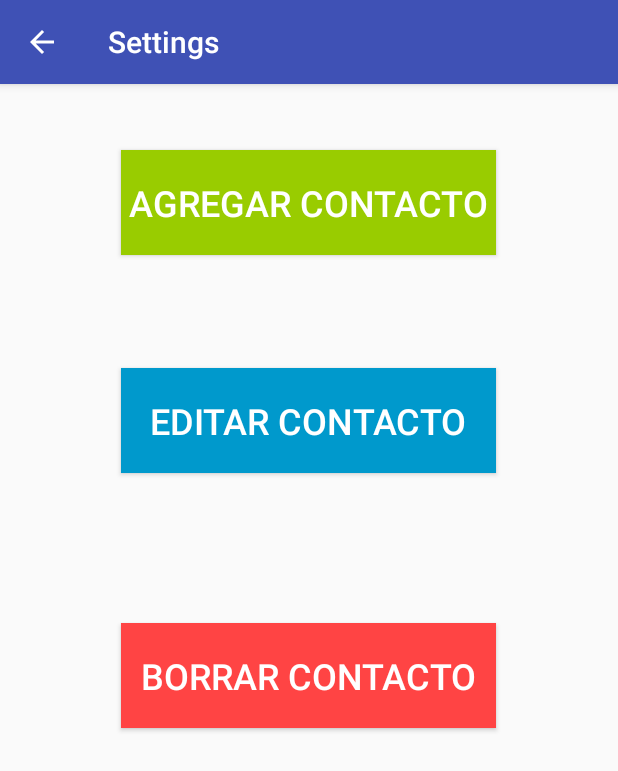
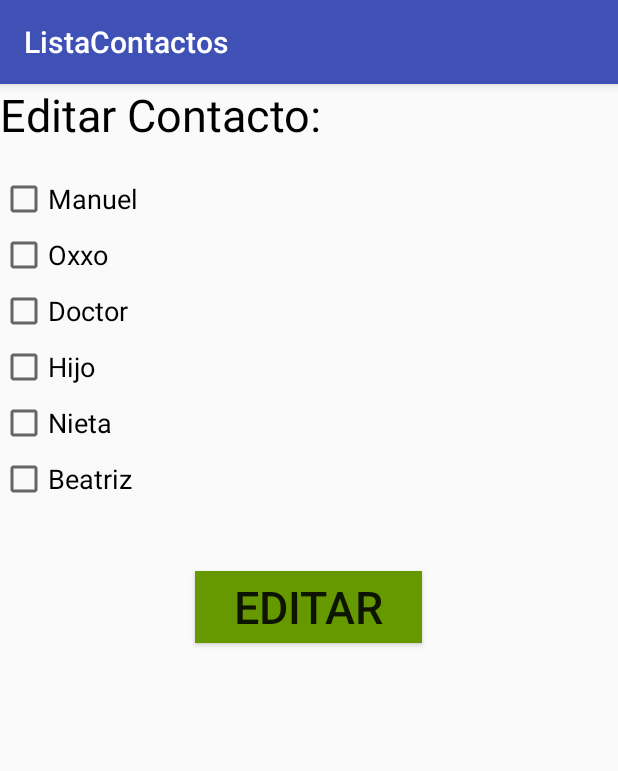
Before and after one commit to hectorortiz96/ListaContactos, an Android app: the SettingsActivity screen opened directly, with no data from a screen before it, after a tap on "EDITAR CONTACTO", on a phone screen of 412 x 824 dp. Shown: the top 771 px of the screen. Run offline under Robolectric (Android 15) with nearby library versions, the phone set to English and light mode, and no system bars.

Commit message:
Agregue la activity editar.

```diff
--- a/app/src/main/AndroidManifest.xml
+++ b/app/src/main/AndroidManifest.xml
@@ -29,7 +29,8 @@
         </activity>
         <activity android:name=".PermisosActivity" />
         <activity android:name=".AgregarActivity" />
-        <activity android:name=".EliminarActivity"></activity>
+        <activity android:name=".EliminarActivity" />
+        <activity android:name=".EditarActivity"></activity>
     </application>
 
 </manifest>
--- /dev/null
+++ b/app/src/main/java/itesm/mx/listacontactos/EditarActivity.java
@@ -0,0 +1,13 @@
+package itesm.mx.listacontactos;
+
+import android.support.v7.app.AppCompatActivity;
+import android.os.Bundle;
+
+public class EditarActivity extends AppCompatActivity {
+
+    @Override
+    protected void onCreate(Bundle savedInstanceState) {
+        super.onCreate(savedInstanceState);
+        setContentView(R.layout.activity_editar);
+    }
+}
--- a/app/src/main/java/itesm/mx/listacontactos/SettingsActivity.java
+++ b/app/src/main/java/itesm/mx/listacontactos/SettingsActivity.java
@@ -61,8 +61,8 @@ public class SettingsActivity extends AppCompatActivity implements View.OnClickL
             startActivityForResult(intent, REQUEST_BORRAR);
         }
         else if (v.getId() == R.id.buttonEdit){
-
-
+            Intent intent = new Intent(this, EditarActivity.class);
+            startActivityForResult(intent,REQUEST_MODIFICAR);
         }
 
     }
--- /dev/null
+++ b/app/src/main/res/layout/activity_editar.xml
@@ -0,0 +1,76 @@
+<?xml version="1.0" encoding="utf-8"?>
+<LinearLayout xmlns:android="http://schemas.android.com/apk/res/android"
+    xmlns:app="http://schemas.android.com/apk/res-auto"
+    xmlns:tools="http://schemas.android.com/tools"
+    android:orientation="vertical"
+    android:layout_width="match_parent"
+    android:layout_height="match_parent"
+    tools:context="itesm.mx.listacontactos.EditarActivity">
+
+    <TextView
+        android:id="@+id/textt_editar"
+        android:layout_width="wrap_content"
+        android:layout_height="wrap_content"
+        android:text="Editar Contacto:"
+        android:textSize="30dp"
+        android:textColor="@android:color/background_dark" />
+
+    <CheckBox
+        android:layout_width="wrap_content"
+        android:layout_height="wrap_content"
+        android:text="Manuel"
+        android:textSize="18dp"
+        android:layout_marginTop="20dp"
+        />
+
+    <CheckBox
+        android:layout_width="wrap_content"
+        android:layout_height="wrap_content"
+        android:text="Oxxo"
+        android:textSize="18dp"
+        android:layout_marginTop="5dp"
+        />
+
+    <CheckBox
+        android:layout_width="wrap_content"
+        android:layout_height="wrap_content"
+        android:text="Doctor"
+        android:textSize="18dp"
+        android:layout_marginTop="5dp"
+        />
+
+    <CheckBox
+        android:layout_width="wrap_content"
+        android:layout_height="wrap_content"
+        android:text="Hijo"
+        android:textSize="18dp"
+        android:layout_marginTop="5dp"
+        />
+
+    <CheckBox
+        android:layout_width="wrap_content"
+        android:layout_height="wrap_content"
+        android:text="Nieta"
+        android:textSize="18dp"
+        android:layout_marginTop="5dp"
+        />
+
+    <CheckBox
+        android:layout_width="wrap_content"
+        android:layout_height="wrap_content"
+        android:text="Beatriz"
+        android:textSize="18dp"
+        android:layout_marginTop="5dp"
+        />
+
+    <Button
+        android:id="@+id/button_eliminar"
+        android:layout_width="151dp"
+        android:layout_height="wrap_content"
+        android:textSize="30dp"
+        android:text="Editar"
+        android:layout_marginTop="45dp"
+        android:layout_gravity="center_horizontal"
+        android:background="@android:color/holo_green_dark" />
+
+</LinearLayout>
```
